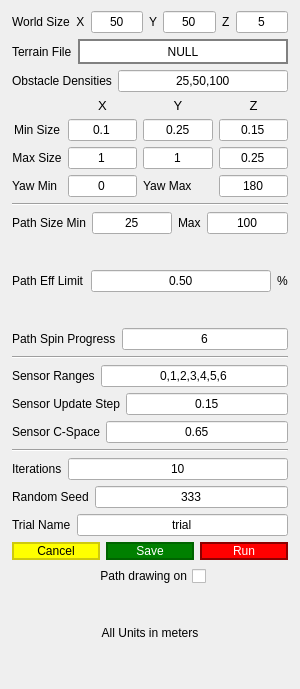
First picture: the form in src/tools/automatortool.ui, repository mjroman/roverSim, before the edit.
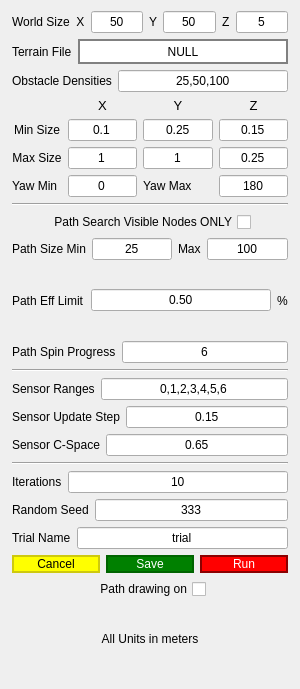
Second picture: the form after the edit.

Commit message: Path Plan searching can be based on visible nodes only or a full surch. The check box has been added to the path editing field as well as the configuration file under Path_Visibility.

```diff
--- a/src/tools/automatortool.ui
+++ b/src/tools/automatortool.ui
@@ -336,6 +336,46 @@
      </property>
     </widget>
    </item>
+   <item>
+    <layout class="QHBoxLayout" name="horizontalLayout_15">
+     <item>
+      <spacer name="horizontalSpacer_4">
+       <property name="orientation">
+        <enum>Qt::Horizontal</enum>
+       </property>
+       <property name="sizeHint" stdset="0">
+        <size>
+         <width>40</width>
+         <height>20</height>
+        </size>
+       </property>
+      </spacer>
+     </item>
+     <item>
+      <widget class="QCheckBox" name="checkBoxPathVisible">
+       <property name="layoutDirection">
+        <enum>Qt::RightToLeft</enum>
+       </property>
+       <property name="text">
+        <string>Path Search Visible Nodes ONLY</string>
+       </property>
+      </widget>
+     </item>
+     <item>
+      <spacer name="horizontalSpacer_3">
+       <property name="orientation">
+        <enum>Qt::Horizontal</enum>
+       </property>
+       <property name="sizeHint" stdset="0">
+        <size>
+         <width>40</width>
+         <height>20</height>
+        </size>
+       </property>
+      </spacer>
+     </item>
+    </layout>
+   </item>
    <item>
     <layout class="QHBoxLayout" name="horizontalLayout_4">
      <item>
```
The commit also changes 6 other files.
